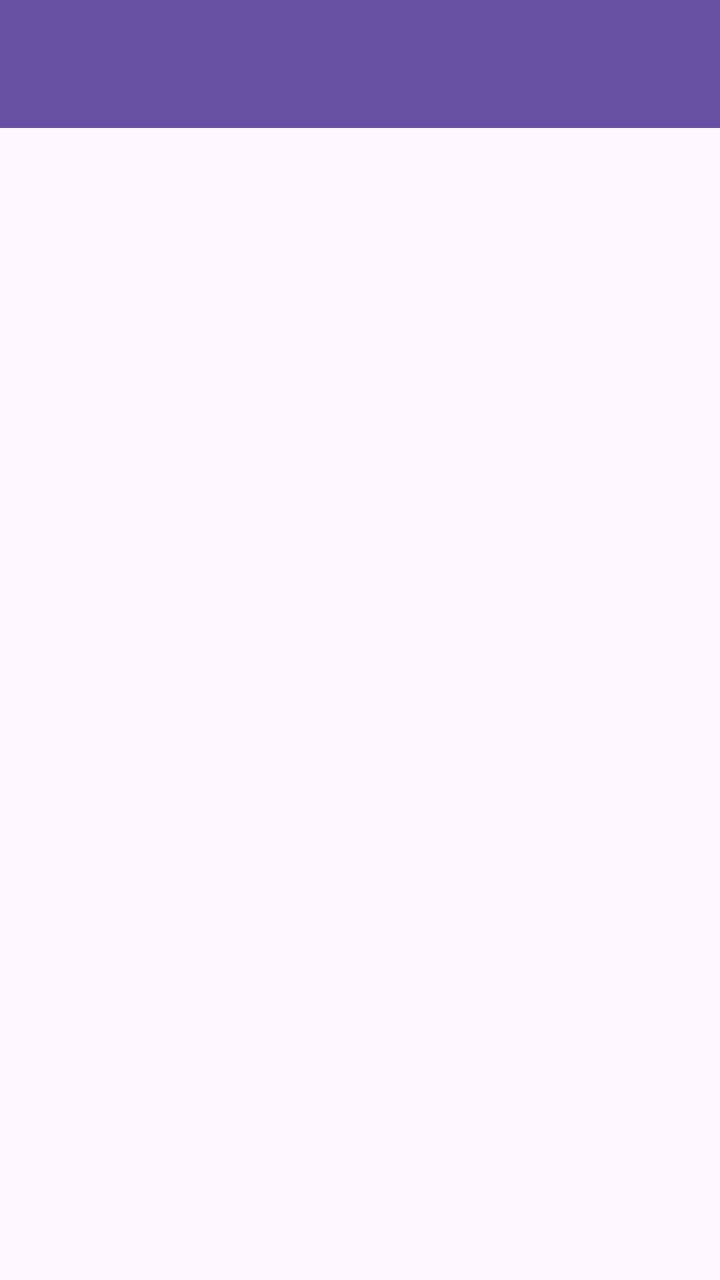
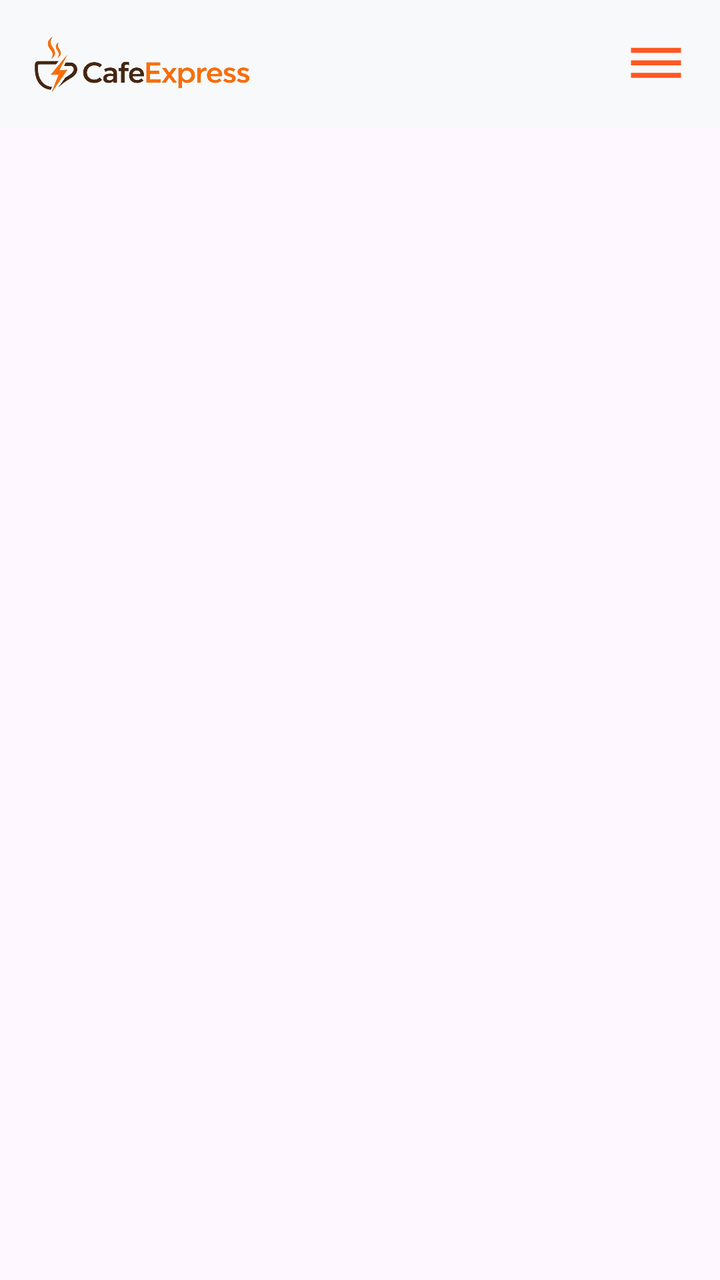

Screens rendered from an Android XML layout before and after an edit, with the pre-edit source and the edit as a unified diff.
<!-- AndroidManifest.xml: application theme Theme.CafeExpress -->
<!-- res/layout/activity_dashboard.xml -->
<?xml version="1.0" encoding="utf-8"?>
<androidx.drawerlayout.widget.DrawerLayout
  xmlns:android="http://schemas.android.com/apk/res/android"
  xmlns:app="http://schemas.android.com/apk/res-auto"
  xmlns:tools="http://schemas.android.com/tools"
  android:id="@+id/drawerLayout"
  android:layout_width="match_parent"
  android:layout_height="match_parent"
  tools:context=".ui.DashboardActivity">

  <LinearLayout
    android:layout_width="match_parent"
    android:layout_height="match_parent"
    android:orientation="vertical">

    <androidx.appcompat.widget.Toolbar
      android:id="@+id/toolbar"
      android:layout_width="match_parent"
      android:layout_height="?attr/actionBarSize"
      android:background="?attr/colorPrimary"
      android:theme="?attr/actionBarTheme" />

    <FrameLayout
      android:id="@+id/fragmentContainer"
      android:layout_width="match_parent"
      android:layout_height="match_parent" />

  </LinearLayout>

  <com.google.android.material.navigation.NavigationView
    android:id="@+id/navigationView"
    android:layout_width="wrap_content"
    android:layout_height="match_parent"
    android:layout_gravity="start"
    app:headerLayout="@layout/nav_header"
    app:menu="@menu/drawer_menu" />

</androidx.drawerlayout.widget.DrawerLayout>
<!-- res/layout/nav_header.xml (included above) -->
<?xml version="1.0" encoding="utf-8"?>
<LinearLayout xmlns:android="http://schemas.android.com/apk/res/android"
  android:layout_width="match_parent"
  android:layout_height="160dp"
  android:background="?attr/colorPrimary"
  android:gravity="bottom"
  android:orientation="vertical"
  android:padding="16dp"
  android:theme="@style/ThemeOverlay.AppCompat.Dark">

  <TextView
    android:layout_width="wrap_content"
    android:layout_height="wrap_content"
    android:text="Cafe Express"
    android:textColor="@android:color/white"
    android:textSize="20sp"
    android:textStyle="bold" />

  <TextView
    android:layout_width="wrap_content"
    android:layout_height="wrap_content"
    android:text="Bienvenido a tu app"
    android:textColor="@android:color/white"
    android:textSize="14sp" />

</LinearLayout>
<!-- resources referenced by this layout -->
<resources>
  <style name="Theme.CafeExpress" parent="Base.Theme.CafeExpress" />
  <style name="Base.Theme.CafeExpress" parent="Theme.Material3.DayNight.NoActionBar">
      
      
    </style>
</resources>

<!-- the commit's change to res/layout/activity_dashboard.xml (unified diff, before → after) -->
@@ -17,8 +17,41 @@
       android:id="@+id/toolbar"
       android:layout_width="match_parent"
       android:layout_height="?attr/actionBarSize"
-      android:background="?attr/colorPrimary"
-      android:theme="?attr/actionBarTheme" />
+      android:background="#F8F9FA"
+      android:theme="?attr/actionBarTheme">
+
+      <LinearLayout
+        android:layout_width="match_parent"
+        android:layout_height="match_parent"
+        android:gravity="center_vertical"
+        android:orientation="horizontal"
+        android:paddingEnd="16dp">
+
+        <ImageView
+          android:layout_width="110dp"
+          android:layout_height="30dp"
+          android:src="@drawable/logonombre" />
+
+        <View
+          android:layout_width="0dp"
+          android:layout_height="0dp"
+          android:layout_weight="1" />
+
+        <ImageView
+          android:id="@+id/btnMenuDerecha"
+          android:layout_width="32dp"
+          android:layout_height="30dp"
+          android:clickable="true"
+          android:focusable="true"
+          app:tint="#FF5722"
+          android:src="@drawable/ic_menu"/>
+
+
+
+
+      </LinearLayout>
+
+    </androidx.appcompat.widget.Toolbar>
 
     <FrameLayout
       android:id="@+id/fragmentContainer"
<!-- resource entries referenced after the edit -->
@@ -1,5 +1,12 @@
 <!-- resources referenced by this layout -->
 <resources>
+  <!-- drawable ic_menu (drawable) -->
+  <vector xmlns:android="http://schemas.android.com/apk/res/android" android:height="24dp" android:tint="#000000" android:viewportHeight="24" android:viewportWidth="24" android:width="24dp">
+        
+      <path android:fillColor="@android:color/white" android:pathData="M2,15.5v2h20v-2L2,15.5zM2,10.5v2h20v-2L2,10.5zM2,5.5v2h20v-2L2,5.5z"/>
+      
+  </vector>
+  <!-- drawable logonombre: png bitmap (drawable, 130762 bytes) -->
   <style name="Theme.CafeExpress" parent="Base.Theme.CafeExpress" />
   <style name="Base.Theme.CafeExpress" parent="Theme.Material3.DayNight.NoActionBar">
       
